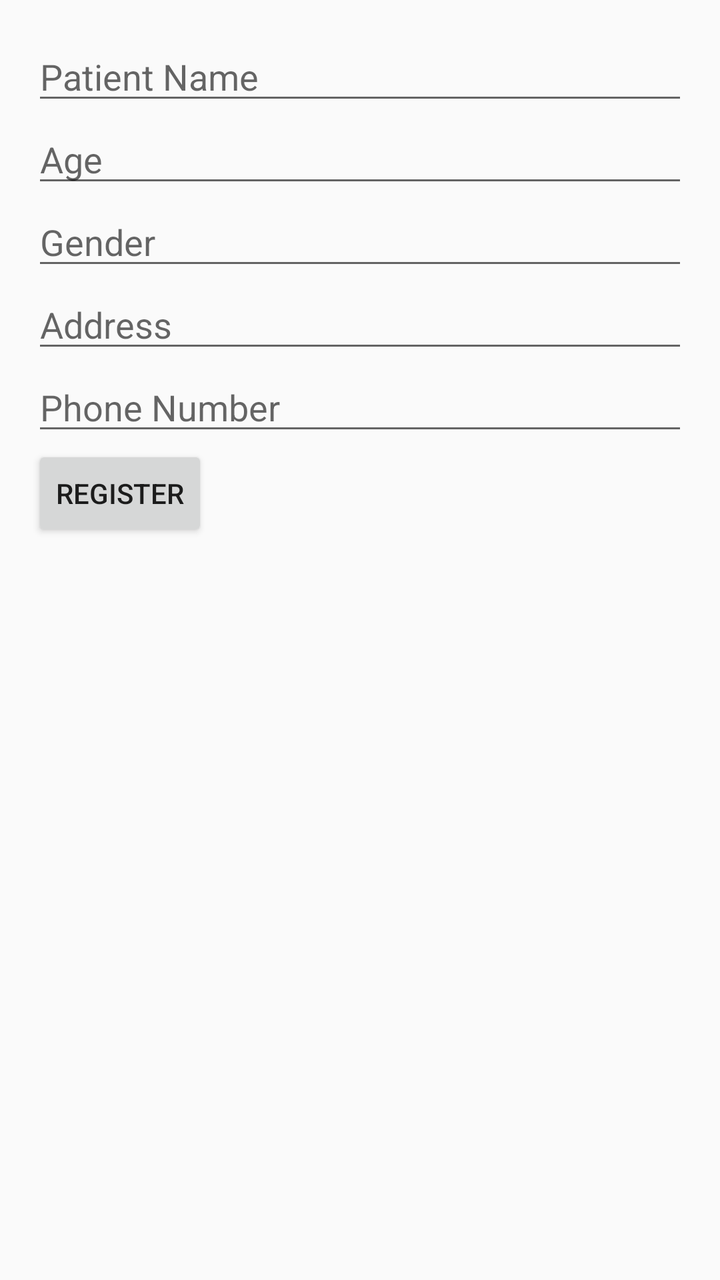
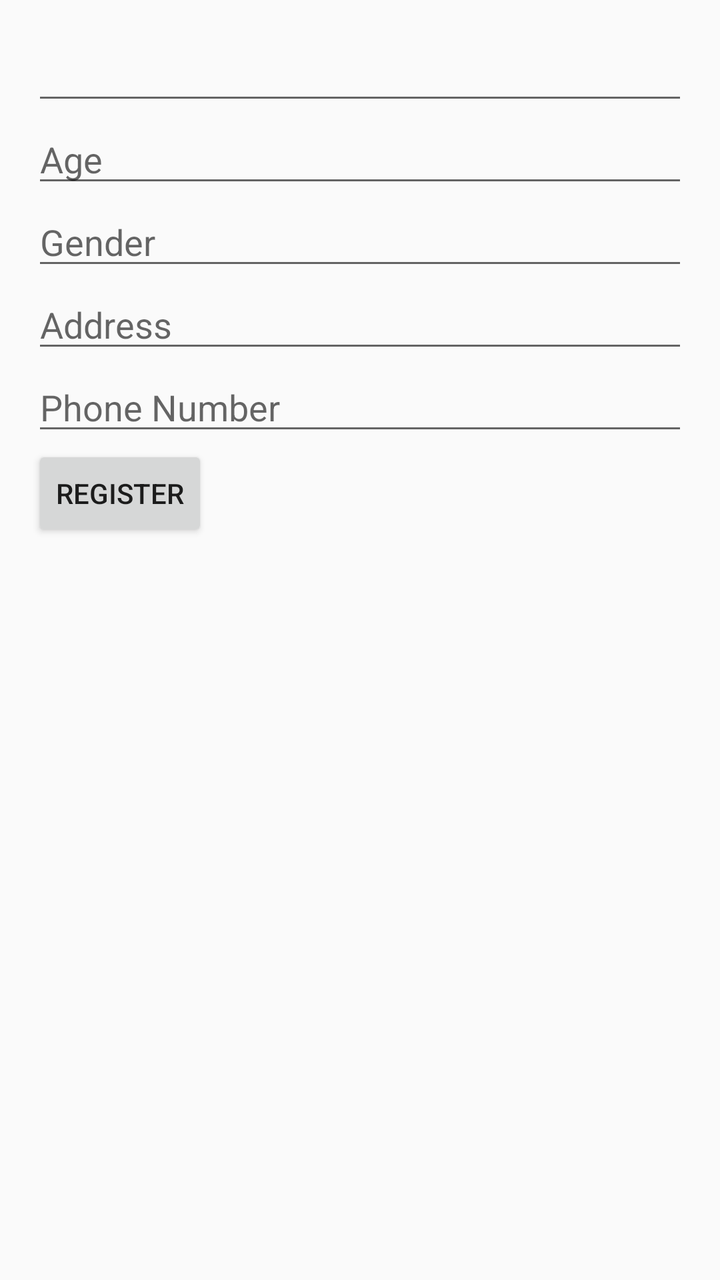

Screens rendered from an Android XML layout before and after an edit, with the pre-edit source and the edit as a unified diff.
<!-- AndroidManifest.xml: application theme Theme.AppCompat.Light.DarkActionBar -->
<!-- res/layout/activity_main.xml -->
<LinearLayout
    xmlns:android="http://schemas.android.com/apk/res/android"
    android:orientation="vertical"
    android:padding="16dp"
    android:layout_width="match_parent"
    android:layout_height="wrap_content">

    <EditText
        android:id="@+id/etName"
        android:hint="Patient Name"
        android:layout_width="match_parent"
        android:layout_height="wrap_content"/>

    <EditText
        android:id="@+id/etAge"
        android:hint="Age"
        android:inputType="number"
        android:layout_width="match_parent"
        android:layout_height="wrap_content"/>

    <EditText
        android:id="@+id/etGender"
        android:hint="Gender"
        android:layout_width="match_parent"
        android:layout_height="wrap_content"/>

    <EditText
        android:id="@+id/etAddress"
        android:hint="Address"
        android:layout_width="match_parent"
        android:layout_height="wrap_content"/>

    <EditText
        android:id="@+id/etPhone"
        android:hint="Phone Number"
        android:inputType="phone"
        android:layout_width="match_parent"
        android:layout_height="wrap_content"/>

    <Button
        android:id="@+id/btnRegister"
        android:text="Register"
        android:layout_width="wrap_content"
        android:layout_height="wrap_content"/>
</LinearLayout>
<!-- resources referenced by this layout -->
<resources>

</resources>

<!-- the commit's change to res/layout/activity_main.xml (unified diff, before → after) -->
@@ -7,7 +7,7 @@
 
     <EditText
         android:id="@+id/etName"
-        android:hint="Patient Name"
+
         android:layout_width="match_parent"
         android:layout_height="wrap_content"/>
 
